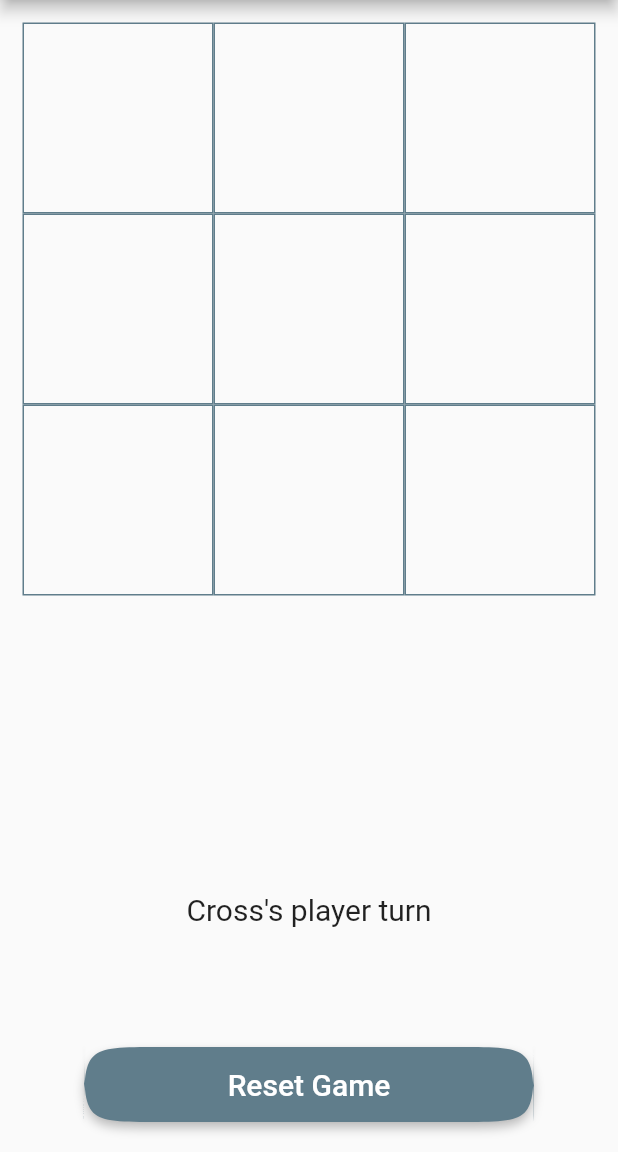
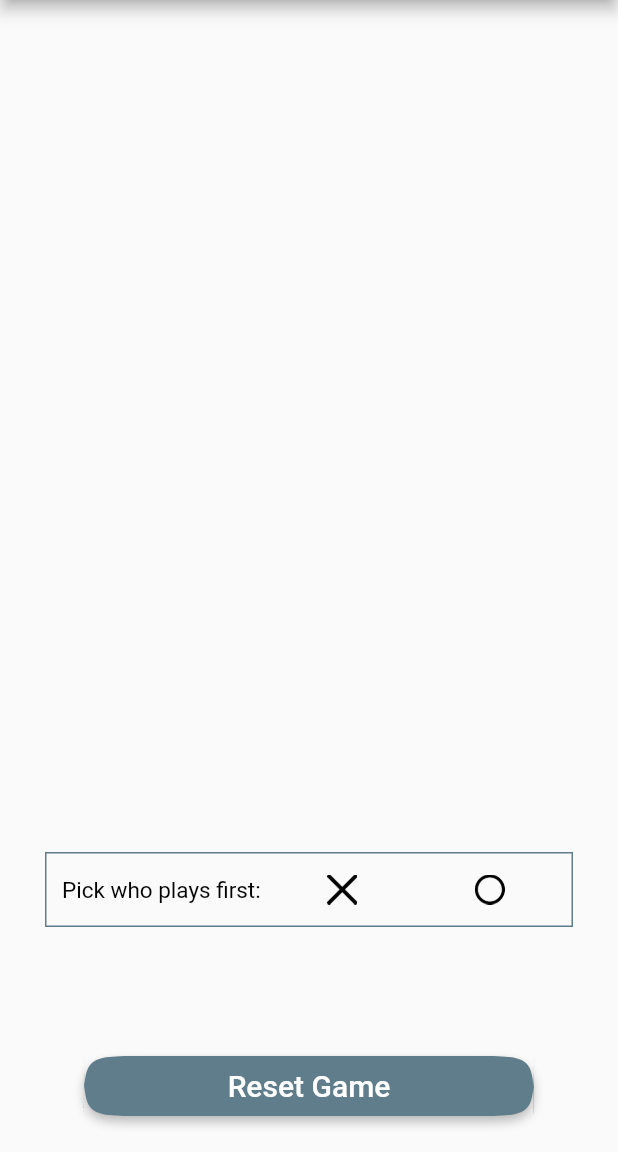
Before and after one commit to LyubomirVVasilev/TicTacToe, a Flutter app: the screen it shows after launch, on a phone screen of 412 x 824 dp, the part 84-1236 px from its top. Run offline on Flutter 3.47's test engine with Material 2 defaults, Android fonts, the phone set to English and light mode, and no system bars.

Commit message:
Adding selection process for who plays first

```diff
--- a/tic_tac_toe_flutter/lib/Board.dart
+++ b/tic_tac_toe_flutter/lib/Board.dart
@@ -49,7 +49,7 @@ class Board {
     ];
     this.hasGameFinished = false;
     this.gameResultMessage = "";
-    this.resolveCurrentPlayerText();
+    currentPlayerMessage = "";
   }
 
   static const _WIN_CONDITIONS_LIST = [
--- a/tic_tac_toe_flutter/lib/HomePage.dart
+++ b/tic_tac_toe_flutter/lib/HomePage.dart
@@ -7,10 +7,16 @@ class HomePage extends StatefulWidget {
 }
 
 class _HomePageState extends State<HomePage> {
-  AssetImage cross = AssetImage("images/cross.png");
-  AssetImage circle = AssetImage("images/circle.png");
-  AssetImage edit = AssetImage("images/edit.png");
+  static AssetImage cross = AssetImage("images/cross.png");
+  static AssetImage circle = AssetImage("images/circle.png");
+  static AssetImage edit = AssetImage("images/edit.png");
   Board board = Board();
+  bool hasPlayerSelectedIcon = false;
+
+  //MARK: Layout constants
+  static const double _sidePadding = 30;
+  static const homePageStandartInset =
+      EdgeInsets.fromLTRB(_sidePadding, 5, _sidePadding, 5);
 
   @override
   void initState() {
@@ -18,6 +24,37 @@ class _HomePageState extends State<HomePage> {
     setState(() {
       board.resetGame();
     });
+  }
+
+  //MARK: Selection of action element helpers
+
+  Column _buildButtonColumn(Color color, AssetImage icon, String label) {
+    return Column(
+      mainAxisSize: MainAxisSize.min,
+      mainAxisAlignment: MainAxisAlignment.center,
+      children: [
+        Center(
+          child: MaterialButton(
+            onPressed: () {
+              if (label == Board.crossState) {
+                this.board.isCross = true;
+              } else {
+                this.board.isCross = false;
+              }
+              setState(() {
+                this.board.resolveCurrentPlayerText();
+                this.hasPlayerSelectedIcon = true;
+              });
+            },
+            child: Image(
+              height: 20,
+              width: 20,
+              image: icon,
+            ),
+          ),
+        ),
+      ],
+    );
   }
 
   AssetImage getImage(String value) {
@@ -33,6 +70,13 @@ class _HomePageState extends State<HomePage> {
         break;
     }
     return null;
+  }
+
+  double _getBoardsOpacity() {
+    if (!hasPlayerSelectedIcon) {
+      return 0;
+    } else
+      return board.hasGameFinished ? 0.3 : 1.0;
   }
 
   @override
@@ -51,11 +95,11 @@ class _HomePageState extends State<HomePage> {
         mainAxisAlignment: MainAxisAlignment.start,
         crossAxisAlignment: CrossAxisAlignment.center,
         children: <Widget>[
-             Expanded(
-             child: Opacity(
-                opacity: board.hasGameFinished ? 0.3 : 1.0,
+          Expanded(
+            child: Opacity(
+              opacity: _getBoardsOpacity(),
               child: GridView.builder(
-                padding: EdgeInsets.all(15.0),
+                padding: EdgeInsets.all(_sidePadding),
                 gridDelegate: SliverGridDelegateWithFixedCrossAxisCount(
                     crossAxisCount: 3,
                     childAspectRatio: 1.0,
@@ -86,31 +130,61 @@ class _HomePageState extends State<HomePage> {
             ),
           ),
           Container(
-            margin: EdgeInsets.all(5.0),
+            margin: homePageStandartInset,
+            child: Opacity(
+              opacity: hasPlayerSelectedIcon ? 0.0 : 1.0,
+              child: Container(
+                decoration: BoxDecoration(
+                    border: Border.all(color: Colors.blueGrey, width: 1.0)),
+                child: Row(
+                  mainAxisAlignment: MainAxisAlignment.spaceEvenly,
+                  children: [
+                    Container(
+                      margin: const EdgeInsets.only(top: 1),
+                      child: Text(
+                        "Pick who plays first:",
+                        style: TextStyle(
+                          fontSize: 15,
+                          fontWeight: FontWeight.w400,
+                          color: Colors.black,
+                        ),
+                      ),
+                    ),
+                    _buildButtonColumn(
+                        Colors.blueAccent, cross, Board.crossState),
+                    _buildButtonColumn(
+                        Colors.blueAccent, circle, Board.circleState),
+                  ],
+                ),
+              ),
+            ),
+          ),
+          Container(
+            margin: homePageStandartInset,
             child: Text(
               board.currentPlayerMessage,
               style: TextStyle(
-                fontSize: 20.0,
+                fontSize: 15.0,
                 fontWeight: FontWeight.normal,
               ),
             ),
           ),
           Container(
-            padding: EdgeInsets.all(10.0),
+            padding: homePageStandartInset,
             child: Text(
               board.gameResultMessage,
               style: TextStyle(
-                fontSize: 30.0,
+                fontSize: 25.0,
                 fontWeight: FontWeight.bold,
               ),
             ),
           ),
           Container(
-            padding: EdgeInsets.all(20.0),
+            padding: EdgeInsets.fromLTRB(_sidePadding, 10, _sidePadding, 20),
             child: MaterialButton(
               color: Colors.blueGrey,
               minWidth: 300.0,
-              height: 50.0,
+              height: 40.0,
               child: Text(
                 "Reset Game",
                 style: TextStyle(
@@ -121,6 +195,7 @@ class _HomePageState extends State<HomePage> {
               onPressed: () {
                 setState(() {
                   board.resetGame();
+                  hasPlayerSelectedIcon = false;
                 });
               },
               shape: ContinuousRectangleBorder(
```
